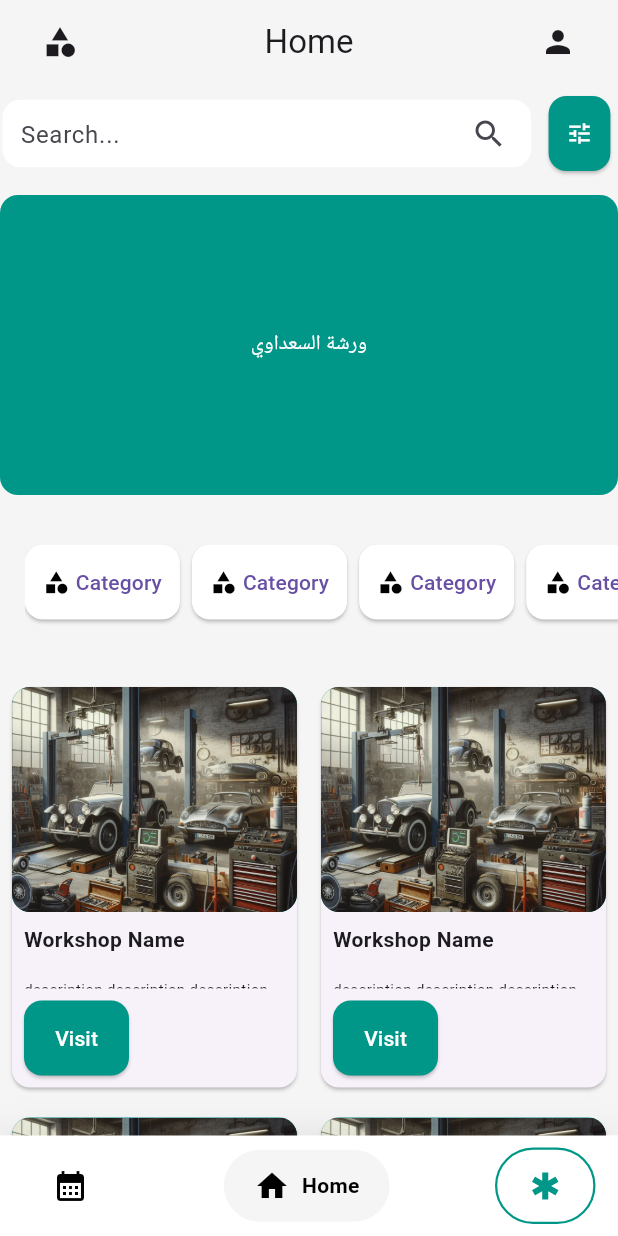
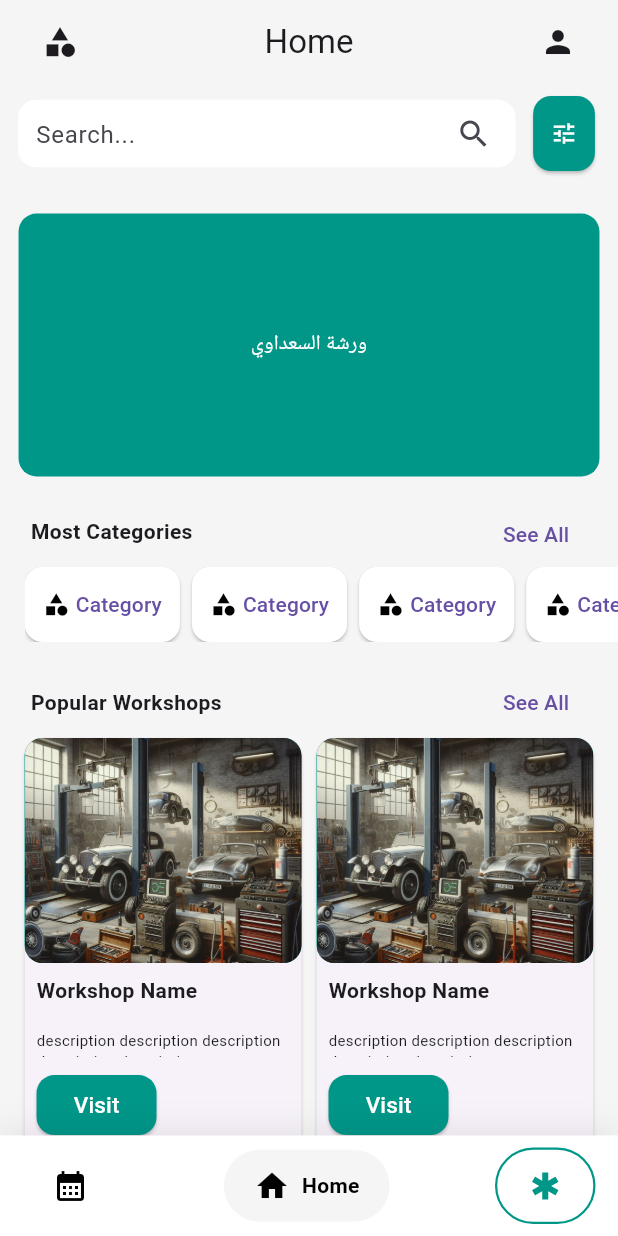
Before and after one commit to ZahreddenZromly/Quadro, a Flutter app: the screen it shows after launch, on a phone screen of 412 x 824 dp. Run offline on Flutter 3.47's test engine with Material 3 defaults, Android fonts, the light colour scheme and no system bars; drawn by our look-alikes of google_nav_bar.

Commit message:
Finished HomeScreen

```diff
--- a/lib/components/search_bar.dart
+++ b/lib/components/search_bar.dart
@@ -26,7 +26,7 @@ class _QSearchBarState extends State<QSearchBar> {
             mainAxisAlignment: MainAxisAlignment.spaceBetween,
             children: [
               SizedBox(
-                width: MediaQuery.of(context).size.width * .70,
+                width: MediaQuery.of(context).size.width * .65,
                 child: TextField(
                   onTap: () {
                     showSearch(
--- a/lib/components/workshop_card.dart
+++ b/lib/components/workshop_card.dart
@@ -53,7 +53,7 @@ class WorkshopCard extends StatelessWidget {
               child: ElevatedButton(
                 child: Text(
                   'Visit',
-                  style: TextStyle(color: Colors.white),
+                  style: TextStyle(color: Colors.white, fontSize: 15),
                 ),
                 onPressed: () {},
                 style: ButtonStyle(
@@ -63,7 +63,7 @@ class WorkshopCard extends StatelessWidget {
                       borderRadius: BorderRadius.circular(12),
                     ),
                   ),
-                  minimumSize: MaterialStateProperty.all(Size(70, 50.0)),
+                  minimumSize: MaterialStateProperty.all(Size(80, 40.0)),
                   // iconColor: MaterialStateProperty.all(Colors.white),
                   backgroundColor: MaterialStateProperty.all(Colors.teal),
                 ),
--- a/lib/screens/home_screen.dart
+++ b/lib/screens/home_screen.dart
@@ -31,12 +31,22 @@ class HomeScreen extends StatelessWidget {
           ],
         ),
       ),
-      body: ListView(
+      body: Column(
         children: [
           SizedBox(height: 8),
           QSearchBar(),
           SizedBox(height: 16),
-          Container(
+          Expanded(
+            child: CustomScrollView(
+              slivers: [
+                SliverFixedExtentList(
+                  itemExtent: 200,
+                  delegate: SliverChildListDelegate(
+                    [
+                      Padding(
+                        padding: EdgeInsets.all(
+                            MediaQuery.of(context).size.width * .03),
+                        child: Container(
                           decoration: BoxDecoration(
                             color: Colors.teal,
                             borderRadius: BorderRadius.circular(12),
@@ -50,7 +60,44 @@ class HomeScreen extends StatelessWidget {
                             ),
                           ),
                         ),
-          SizedBox(height: 8),
+                      ),
+                    ],
+                  ),
+                ),
+                SliverFixedExtentList(
+                  itemExtent: 40,
+                  delegate: SliverChildListDelegate(
+                    [
+                      Container(
+                        margin: EdgeInsets.only(top: 8),
+                        padding: EdgeInsets.symmetric(
+                            horizontal:
+                                MediaQuery.of(context).size.width * .05),
+                        child: Row(
+                          mainAxisAlignment: MainAxisAlignment.spaceBetween,
+                          children: [
+                            Text(
+                              "Most Categories",
+                              style: TextStyle(
+                                fontWeight: FontWeight.bold,
+                              ),
+                            ),
+                            TextButton(
+                              onPressed: () {},
+                              child: Text("See All"),
+                            ),
+                          ],
+                        ),
+                      ),
+                    ],
+                  ),
+                ),
+                SliverPadding(
+                  padding: EdgeInsets.symmetric(vertical: 8),
+                  sliver: SliverFixedExtentList(
+                    itemExtent: 50,
+                    delegate: SliverChildListDelegate(
+                      [
                         Container(
                           margin: EdgeInsets.only(
                             left: MediaQuery.of(context).size.width * .04,
@@ -69,21 +116,65 @@ class HomeScreen extends StatelessWidget {
                             },
                           ),
                         ),
-          SizedBox(height: 16),
-          GridView.builder(
-            padding: const EdgeInsets.symmetric(horizontal: 4),
-            gridDelegate: const SliverGridDelegateWithFixedCrossAxisCount(
+                      ],
+                    ),
+                  ),
+                ),
+                SliverPadding(
+                  padding: EdgeInsets.only(top: 12),
+                  sliver: SliverFixedExtentList(
+                    itemExtent: 40,
+                    delegate: SliverChildListDelegate(
+                      [
+                        Container(
+                          // margin: EdgeInsets.only(top: 12, bottom: 8),
+                          padding: EdgeInsets.symmetric(
+                              horizontal:
+                                  MediaQuery.of(context).size.width * .05),
+                          child: Row(
+                            mainAxisAlignment: MainAxisAlignment.spaceBetween,
+                            children: [
+                              Text(
+                                "Popular Workshops",
+                                style: TextStyle(
+                                  fontWeight: FontWeight.bold,
+                                ),
+                              ),
+                              TextButton(
+                                onPressed: () {},
+                                child: Text("See All"),
+                              ),
+                            ],
+                          ),
+                        ),
+                      ],
+                    ),
+                  ),
+                ),
+                SliverGrid(
+                  // padding: const EdgeInsets.symmetric(horizontal: 4),
+                  delegate: SliverChildBuilderDelegate(
+                    childCount: 8,
+                    (context, index) {
+                      return Padding(
+                        padding: index / 2 == 0
+                            ? EdgeInsets.only(
+                                left: MediaQuery.of(context).size.width * .03)
+                            : EdgeInsets.only(
+                                right: MediaQuery.of(context).size.width * .03),
+                        child: WorkshopCard(),
+                      );
+                    },
+                  ),
+                  gridDelegate: SliverGridDelegateWithFixedCrossAxisCount(
                     crossAxisCount: 2,
-              crossAxisSpacing: 8.0,
-              mainAxisSpacing: 12.0,
-              childAspectRatio: 0.72,
+                    mainAxisSpacing: 15,
+                    crossAxisSpacing: 2,
+                    childAspectRatio: .72,
                   ),
-            shrinkWrap: true,
-            physics: NeverScrollableScrollPhysics(),
-            itemCount: 4,
-            itemBuilder: (BuildContext context, int index) {
-              return WorkshopCard();
-            },
+                ),
+              ],
+            ),
           ),
         ],
       ),
```
Lines whose indentation alone changed are shown as unchanged.
